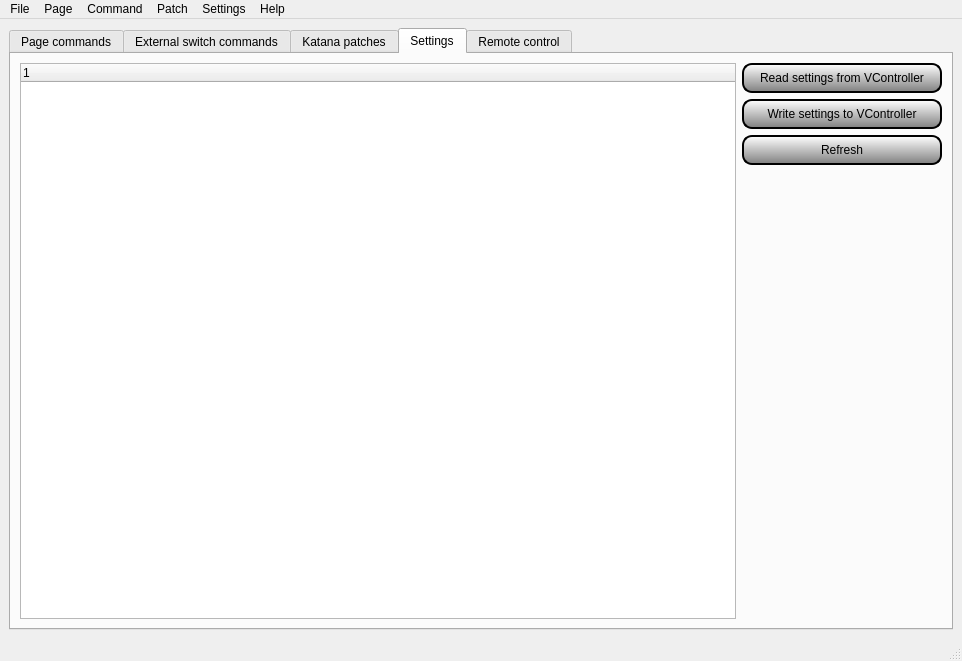
Before: the Qt Designer form Firmware/VC-edit/mainwindow_VC-mini.ui in sixeight7/VController_v3, drawn with Qt 5.
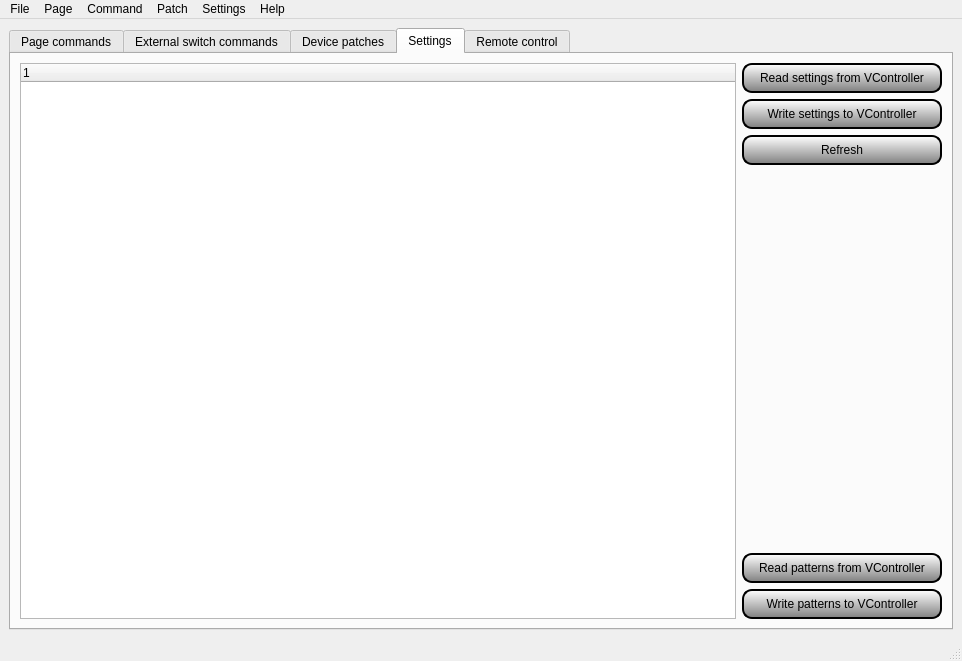
After: the same form once the commit is applied. The open tabs and pages were chosen to show the change. Custom widgets are drawn as their Qt base class.

What changed in the file:
```diff
--- a/Firmware/VC-edit/mainwindow_VC-mini.ui
+++ b/Firmware/VC-edit/mainwindow_VC-mini.ui
@@ -1390,7 +1390,7 @@
         <bool>true</bool>
        </property>
        <attribute name="title">
-        <string>Katana patches</string>
+        <string>Device patches</string>
        </attribute>
        <layout class="QHBoxLayout" name="horizontalLayout_4">
         <item>
@@ -1559,6 +1559,46 @@
             </property>
            </spacer>
           </item>
+          <item>
+           <widget class="QPushButton" name="readPatternsButton">
+            <property name="minimumSize">
+             <size>
+              <width>200</width>
+              <height>30</height>
+             </size>
+            </property>
+            <property name="styleSheet">
+             <string notr="true">background-color: qlineargradient(x1: 0, y1: 0, x2: 0, y2: 1, stop: 0 white, stop: 1 grey);
+border-style: solid;
+border-color: black;
+border-width: 2px;
+border-radius: 10px;</string>
+            </property>
+            <property name="text">
+             <string>Read patterns from VController</string>
+            </property>
+           </widget>
+          </item>
+          <item>
+           <widget class="QPushButton" name="writePatternsButton">
+            <property name="minimumSize">
+             <size>
+              <width>200</width>
+              <height>30</height>
+             </size>
+            </property>
+            <property name="styleSheet">
+             <string notr="true">background-color: qlineargradient(x1: 0, y1: 0, x2: 0, y2: 1, stop: 0 white, stop: 1 grey);
+border-style: solid;
+border-color: black;
+border-width: 2px;
+border-radius: 10px;</string>
+            </property>
+            <property name="text">
+             <string>Write patterns to VController</string>
+            </property>
+           </widget>
+          </item>
          </layout>
         </item>
        </layout>
```
Left out of the diff: 15 changed lines with no effect on the pictures.
